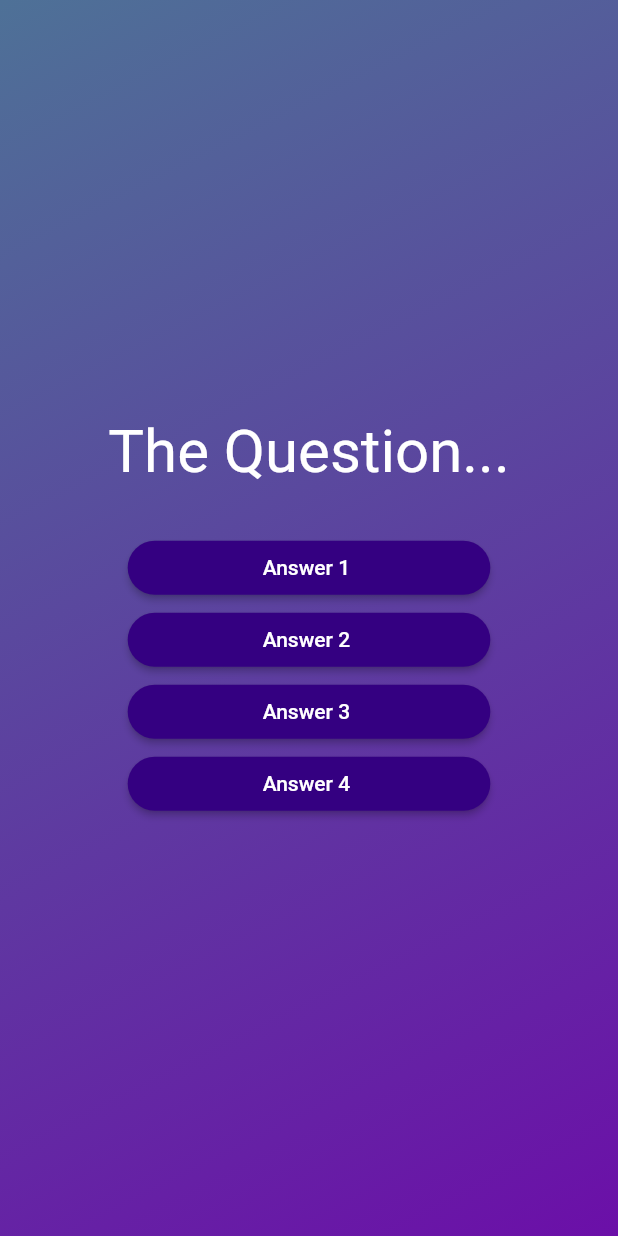
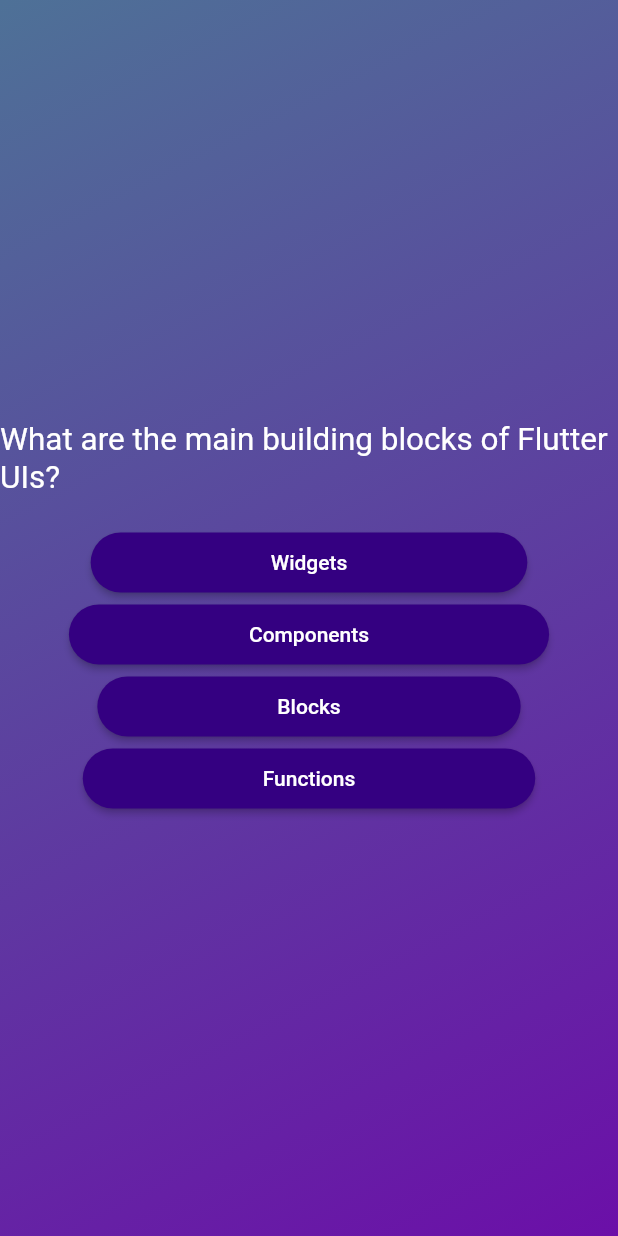
Before and after one commit to bastndev/Flutter_Quiz-App, a Flutter app: the screen it shows after launch, after a tap on "Start Quiz", on a phone screen of 412 x 824 dp. Run offline on Flutter 3.47's test engine with Material 2 defaults, Android fonts, the phone set to English and light mode, and no system bars.

Commit message:
:arrow_up: Tencer Over Flow

```diff
--- a/lib/answer_button.dart
+++ b/lib/answer_button.dart
@@ -16,7 +16,8 @@ class AnswerButton extends StatelessWidget {
       onPressed: onTap,
       style: ElevatedButton.styleFrom(
           padding: const EdgeInsets.symmetric(
-            horizontal: 90,
+            horizontal: 120,
+            vertical: 12
             // vertical: 10,
           ),
           backgroundColor: const Color.fromARGB(255, 52, 0, 129),
--- a/lib/questions_screen.dart
+++ b/lib/questions_screen.dart
@@ -1,5 +1,7 @@
 import 'package:flutter/material.dart';
+
 import 'package:adv_basics/answer_button.dart';
+import 'package:adv_basics/data/question.dart';
 
 class QuestionsScreen extends StatefulWidget {
   const QuestionsScreen({super.key});
@@ -11,35 +13,24 @@ class QuestionsScreen extends StatefulWidget {
 class _QuestionsScreenState extends State<QuestionsScreen> {
   @override
   Widget build(BuildContext context) {
+    final currentQuestion = questions[0];
+
     return SizedBox(
       width: double.infinity,
       child: Column(
         mainAxisAlignment: MainAxisAlignment.center,
         children: [
-          const Text(
-            'The Question...',
-            style: TextStyle(
-              fontSize: 40,
+          Text(
+            currentQuestion.text,
+            style: const TextStyle(
+              fontSize: 21,
               color: Colors.white,
             ),
           ),
-          const SizedBox(height: 30),
-          AnswerButton(
-            answerText: 'Answer 1 ',
-            onTap: () {},
-          ),
-          AnswerButton(
-            answerText: 'Answer 2 ',
-            onTap: () {},
-          ),
-          AnswerButton(
-            answerText: 'Answer 3 ',
-            onTap: () {},
-          ),
-          AnswerButton(
-            answerText: 'Answer 4 ',
-            onTap: () {},
-          ),
+          const SizedBox(height: 20),
+          ...currentQuestion.answers.map((answer) {
+            return AnswerButton(answerText: answer, onTap: () {});
+          })
         ],
       ),
     );
```
